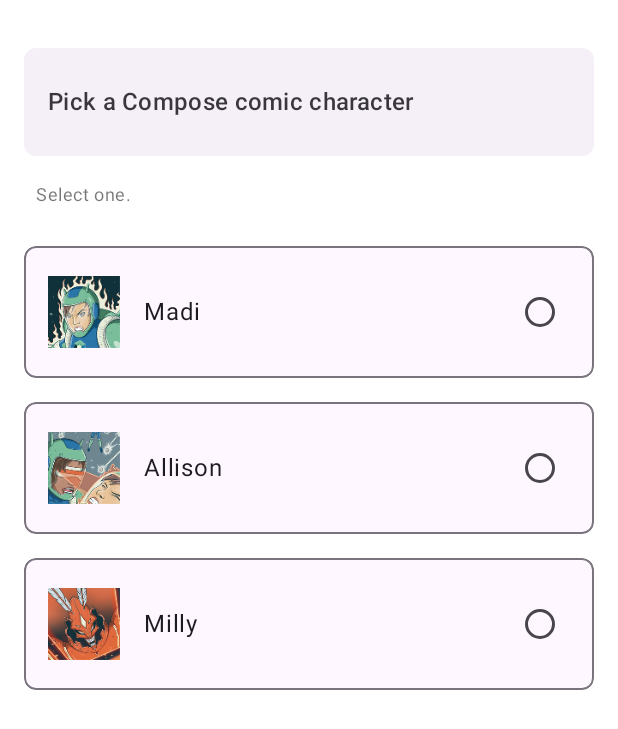
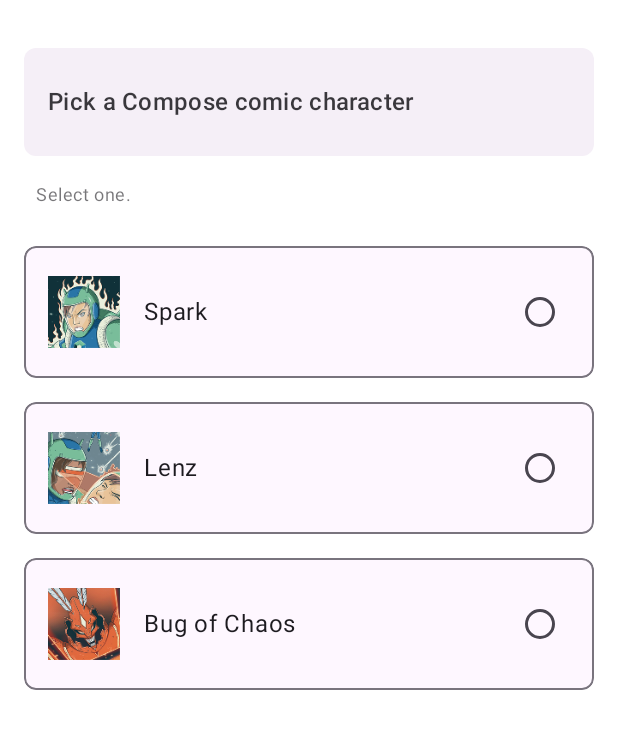
Before and after one commit to millybuchanan/Energy-Management-System, an Android app built with Jetpack Compose: the @Preview function SingleChoiceQuestionPreview, on a phone screen of 412 x 824 dp. Shown: the top 729 px of the screen. Run offline under Robolectric (Android 15) with nearby library versions, the phone set to English and light mode, and no system bars.

Commit message:
Revert "current work in progress.. pushed to update the team"
This reverts commit 604c5566c88e17a28b15387b9fd0efc4f114686d.

```diff
--- a/app/src/main/java/com/example/compose/jetsurvey/survey/Survey.kt
+++ b/app/src/main/java/com/example/compose/jetsurvey/survey/Survey.kt
@@ -19,7 +19,6 @@ package com.example.compose.jetsurvey.survey
 import android.net.Uri
 import androidx.compose.runtime.Composable
 import androidx.compose.ui.Modifier
-import androidx.compose.ui.tooling.preview.Preview
 //import androidx.compose.ui.tooling.preview.Preview
 //import androidx.compose.ui.tooling.preview.PreviewParameter
 import com.example.compose.jetsurvey.R
@@ -39,7 +38,6 @@ fun GenderQuestion(
 }*/
 
 //also add temperaturequestion here
-
 @Composable
 fun BrightnessQuestion(
     value: Float?,
--- a/app/src/main/java/com/example/compose/jetsurvey/survey/SurveyViewModel.kt
+++ b/app/src/main/java/com/example/compose/jetsurvey/survey/SurveyViewModel.kt
@@ -30,7 +30,6 @@ class SurveyViewModel(
 ) : ViewModel() {
 
     private val questionOrder: List<SurveyQuestion> = listOf(
-        SurveyQuestion.IDEAL_BRIGHTNESS,
         SurveyQuestion.FREE_TIME,
         SurveyQuestion.SUPERHERO,
         SurveyQuestion.LAST_TAKEAWAY,
--- a/app/src/main/java/com/example/compose/jetsurvey/survey/question/MultipleChoiceQuestion.kt
+++ b/app/src/main/java/com/example/compose/jetsurvey/survey/question/MultipleChoiceQuestion.kt
@@ -65,7 +65,6 @@ fun MultipleChoiceQuestion(
     }
 }
 
-
 @Composable
 fun CheckboxRow(
     text: String,
--- a/app/src/main/res/values/strings.xml
+++ b/app/src/main/res/values/strings.xml
@@ -59,10 +59,10 @@
 
     <!-- question 2 -->
     <string name="pick_superhero">Pick a Compose comic character</string>
-    <string name="spark">Madi</string>
-    <string name="lenz">Allison</string>
-    <string name="bugchaos">Milly</string>
-    <string name="frag">Yunhao</string>
+    <string name="spark">Spark</string>
+    <string name="lenz">Lenz</string>
+    <string name="bugchaos">Bug of Chaos</string>
+    <string name="frag">Frag</string>
 
     <!-- question 3  -->
     <string name="takeaway">When was the last time you ordered takeaway because you couldn\'t be bothered to cook?</string>
```
Also changed, not shown: app/src/main/java/com/example/compose/jetsurvey/survey/question/RadioButtonQuestion.kt (+0 -8 lines).
